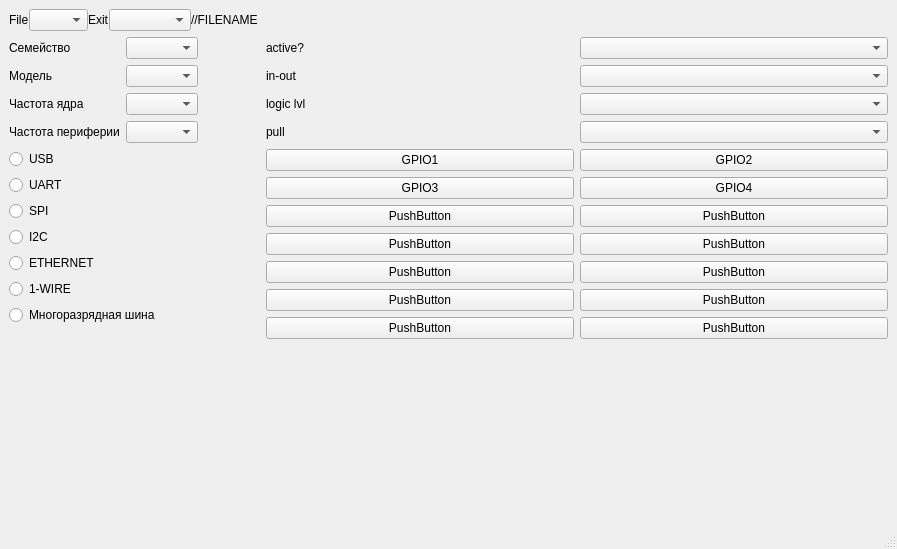
First picture: the form in mainwindow.ui, repository Bustconv/test_configurator, before the edit.
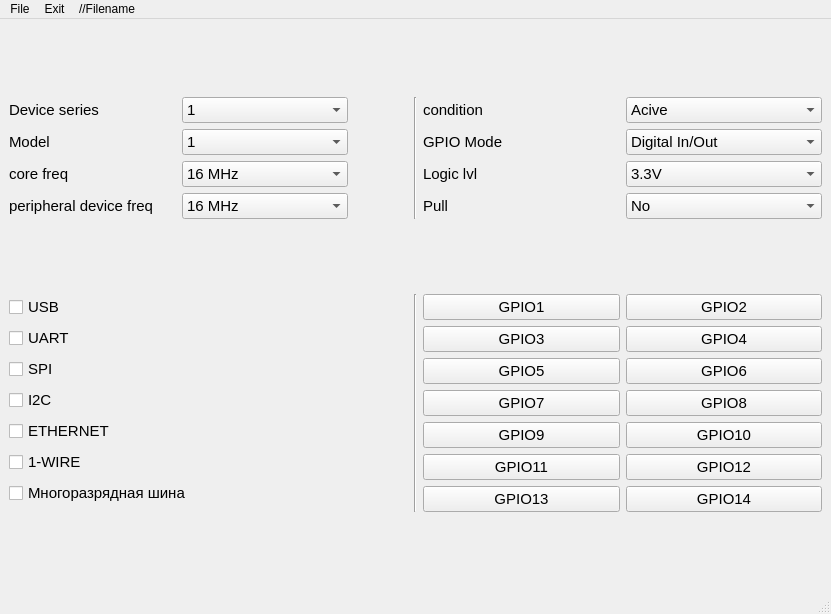
Second picture: the form after the edit.

Diff of the .ui file:
```diff
--- a/mainwindow.ui
+++ b/mainwindow.ui
@@ -6,8 +6,8 @@
    <rect>
     <x>0</x>
     <y>0</y>
-    <width>897</width>
-    <height>549</height>
+    <width>831</width>
+    <height>614</height>
    </rect>
   </property>
   <property name="windowTitle">
@@ -17,244 +17,91 @@
    <bool>false</bool>
   </property>
   <widget class="QWidget" name="centralwidget">
-   <layout class="QFormLayout" name="formLayout_2">
-    <item row="0" column="0" colspan="2">
-     <layout class="QHBoxLayout" name="horizontalLayout" stretch="0,0,0,0,0,0">
-      <property name="spacing">
-       <number>0</number>
-      </property>
-      <property name="sizeConstraint">
-       <enum>QLayout::SetFixedSize</enum>
-      </property>
-      <item>
-       <widget class="QLabel" name="label">
-        <property name="text">
-         <string>File</string>
-        </property>
-       </widget>
-      </item>
-      <item>
-       <widget class="QComboBox" name="comboBox_2">
-        <item>
-         <property name="text">
-          <string/>
-         </property>
-        </item>
-        <item>
-         <property name="text">
-          <string>Open</string>
-         </property>
-        </item>
-        <item>
-         <property name="text">
-          <string>Save</string>
-         </property>
-        </item>
-       </widget>
-      </item>
-      <item>
-       <widget class="QLabel" name="label_2">
-        <property name="text">
-         <string>Exit</string>
-        </property>
-       </widget>
-      </item>
-      <item>
-       <widget class="QComboBox" name="comboBox">
-        <property name="enabled">
-         <bool>true</bool>
-        </property>
-        <property name="minimumSize">
-         <size>
-          <width>82</width>
-          <height>0</height>
-         </size>
-        </property>
-        <property name="maximumSize">
-         <size>
-          <width>82</width>
-          <height>16777215</height>
-         </size>
-        </property>
-        <item>
-         <property name="text">
-          <string/>
-         </property>
-        </item>
-        <item>
-         <property name="text">
-          <string>Save and exit</string>
-         </property>
-        </item>
-        <item>
-         <property name="text">
-          <string>Exit</string>
-         </property>
-        </item>
-       </widget>
-      </item>
-      <item>
-       <widget class="QLabel" name="label_11">
-        <property name="text">
-         <string>//FILENAME</string>
-        </property>
-       </widget>
-      </item>
-      <item>
-       <spacer name="horizontalSpacer">
-        <property name="orientation">
-         <enum>Qt::Horizontal</enum>
-        </property>
-        <property name="sizeHint" stdset="0">
-         <size>
-          <width>40</width>
-          <height>20</height>
-         </size>
-        </property>
-       </spacer>
-      </item>
-     </layout>
-    </item>
+   <layout class="QGridLayout" name="gridLayout_4">
     <item row="1" column="0">
-     <layout class="QGridLayout" name="gridLayout">
-      <property name="rightMargin">
-       <number>60</number>
-      </property>
-      <item row="0" column="1">
-       <widget class="QComboBox" name="comboBox_3"/>
-      </item>
-      <item row="3" column="1">
-       <widget class="QComboBox" name="comboBox_6"/>
-      </item>
-      <item row="1" column="1">
-       <widget class="QComboBox" name="comboBox_4"/>
-      </item>
-      <item row="2" column="1">
-       <widget class="QComboBox" name="comboBox_5"/>
-      </item>
-      <item row="3" column="0">
-       <widget class="QLabel" name="label_3">
-        <property name="text">
-         <string>Частота периферии</string>
-        </property>
-       </widget>
-      </item>
-      <item row="2" column="0">
-       <widget class="QLabel" name="label_4">
-        <property name="text">
-         <string>Частота ядра</string>
-        </property>
-       </widget>
-      </item>
-      <item row="1" column="0">
-       <widget class="QLabel" name="label_5">
-        <property name="text">
-         <string>Модель</string>
-        </property>
-       </widget>
-      </item>
-      <item row="0" column="0">
-       <widget class="QLabel" name="label_6">
-        <property name="text">
-         <string>Семейство</string>
-        </property>
-       </widget>
-      </item>
-     </layout>
-    </item>
-    <item row="1" column="1">
-     <layout class="QGridLayout" name="gridLayout_2">
-      <item row="2" column="0">
-       <widget class="QLabel" name="label_9">
-        <property name="text">
-         <string>logic lvl</string>
-        </property>
-       </widget>
-      </item>
-      <item row="1" column="0">
-       <widget class="QLabel" name="label_8">
-        <property name="text">
-         <string>in-out</string>
-        </property>
-       </widget>
-      </item>
-      <item row="3" column="0">
-       <widget class="QLabel" name="label_10">
-        <property name="text">
-         <string>pull</string>
-        </property>
-       </widget>
-      </item>
-      <item row="0" column="0">
-       <widget class="QLabel" name="label_7">
-        <property name="text">
-         <string>active?</string>
-        </property>
-       </widget>
-      </item>
-      <item row="0" column="1">
-       <widget class="QComboBox" name="comboBox_7"/>
-      </item>
-      <item row="1" column="1">
-       <widget class="QComboBox" name="comboBox_8"/>
-      </item>
-      <item row="2" column="1">
-       <widget class="QComboBox" name="comboBox_9"/>
-      </item>
-      <item row="3" column="1">
-       <widget class="QComboBox" name="comboBox_10"/>
-      </item>
-     </layout>
-    </item>
-    <item row="2" column="0">
      <layout class="QVBoxLayout" name="verticalLayout_2" stretch="0,0,0,0,0,0,0">
       <property name="rightMargin">
        <number>100</number>
       </property>
       <item>
-       <widget class="QRadioButton" name="radioButton">
+       <widget class="QCheckBox" name="checkBox">
+        <property name="font">
+         <font>
+          <pointsize>11</pointsize>
+         </font>
+        </property>
         <property name="text">
          <string>USB</string>
         </property>
        </widget>
       </item>
       <item>
-       <widget class="QRadioButton" name="radioButton_2">
+       <widget class="QCheckBox" name="checkBox_2">
+        <property name="font">
+         <font>
+          <pointsize>11</pointsize>
+         </font>
+        </property>
         <property name="text">
          <string>UART</string>
         </property>
        </widget>
       </item>
       <item>
-       <widget class="QRadioButton" name="radioButton_3">
+       <widget class="QCheckBox" name="checkBox_3">
+        <property name="font">
+         <font>
+          <pointsize>11</pointsize>
+         </font>
+        </property>
         <property name="text">
          <string>SPI</string>
         </property>
        </widget>
       </item>
       <item>
-       <widget class="QRadioButton" name="radioButton_4">
+       <widget class="QCheckBox" name="checkBox_4">
+        <property name="font">
+         <font>
+          <pointsize>11</pointsize>
+         </font>
+        </property>
         <property name="text">
          <string>I2C</string>
         </property>
        </widget>
       </item>
       <item>
-       <widget class="QRadioButton" name="radioButton_5">
+       <widget class="QCheckBox" name="checkBox_5">
+        <property name="font">
+         <font>
+          <pointsize>11</pointsize>
+         </font>
+        </property>
         <property name="text">
          <string>ETHERNET</string>
         </property>
        </widget>
       </item>
       <item>
-       <widget class="QRadioButton" name="radioButton_6">
+       <widget class="QCheckBox" name="checkBox_6">
+        <property name="font">
+         <font>
+          <pointsize>11</pointsize>
+         </font>
+        </property>
         <property name="text">
          <string>1-WIRE</string>
         </property>
        </widget>
       </item>
       <item>
-       <widget class="QRadioButton" name="radioButton_7">
+       <widget class="QCheckBox" name="checkBox_7">
+        <property name="font">
+         <font>
+          <pointsize>11</pointsize>
+         </font>
+        </property>
         <property name="text">
          <string>Многоразрядная шина</string>
         </property>
@@ -262,24 +109,51 @@
       </item>
      </layout>
     </item>
-    <item row="2" column="1">
+    <item row="0" column="1">
+     <widget class="Line" name="line_2">
+      <property name="font">
+       <font>
+        <pointsize>11</pointsize>
+       </font>
+      </property>
+      <property name="orientation">
+       <enum>Qt::Vertical</enum>
+      </property>
+     </widget>
+    </item>
+    <item row="1" column="2">
      <layout class="QGridLayout" name="gridLayout_3">
       <item row="3" column="0">
        <widget class="QPushButton" name="pushButton_4">
+        <property name="font">
+         <font>
+          <pointsize>11</pointsize>
+         </font>
+        </property>
         <property name="text">
-         <string>PushButton</string>
+         <string>GPIO7</string>
         </property>
        </widget>
       </item>
       <item row="4" column="0">
        <widget class="QPushButton" name="pushButton_5">
+        <property name="font">
+         <font>
+          <pointsize>11</pointsize>
+         </font>
+        </property>
         <property name="text">
-         <string>PushButton</string>
+         <string>GPIO9</string>
         </property>
        </widget>
       </item>
       <item row="0" column="0">
        <widget class="QPushButton" name="pushButton">
+        <property name="font">
+         <font>
+          <pointsize>11</pointsize>
+         </font>
+        </property>
         <property name="text">
          <string>GPIO1</string>
         </property>
@@ -287,27 +161,47 @@
       </item>
       <item row="5" column="0">
        <widget class="QPushButton" name="pushButton_6">
+        <property name="font">
+         <font>
+          <pointsize>11</pointsize>
+         </font>
+        </property>
         <property name="text">
-         <string>PushButton</string>
+         <string>GPIO11</string>
         </property>
        </widget>
       </item>
       <item row="6" column="0">
        <widget class="QPushButton" name="pushButton_7">
+        <property name="font">
+         <font>
+          <pointsize>11</pointsize>
+         </font>
+        </property>
         <property name="text">
-         <string>PushButton</string>
+         <string>GPIO13</string>
         </property>
        </widget>
       </item>
       <item row="2" column="0">
        <widget class="QPushButton" name="pushButton_3">
+        <property name="font">
+         <font>
+          <pointsize>11</pointsize>
+         </font>
+        </property>
         <property name="text">
-         <string>PushButton</string>
+         <string>GPIO5</string>
         </property>
        </widget>
       </item>
       <item row="1" column="0">
        <widget class="QPushButton" name="pushButton_2">
+        <property name="font">
+         <font>
+          <pointsize>11</pointsize>
+         </font>
+        </property>
         <property name="text">
          <string>GPIO3</string>
         </property>
@@ -315,6 +209,11 @@
       </item>
       <item row="0" column="1">
        <widget class="QPushButton" name="pushButton_8">
+        <property name="font">
+         <font>
+          <pointsize>11</pointsize>
+         </font>
+        </property>
         <property name="text">
          <string>GPIO2</string>
         </property>
@@ -322,6 +221,11 @@
       </item>
       <item row="1" column="1">
        <widget class="QPushButton" name="pushButton_9">
+        <property name="font">
+         <font>
+          <pointsize>11</pointsize>
+         </font>
+        </property>
         <property name="text">
          <string>GPIO4</string>
         </property>
@@ -329,44 +233,398 @@
       </item>
       <item row="2" column="1">
        <widget class="QPushButton" name="pushButton_10">
+        <property name="font">
+         <font>
+          <pointsize>11</pointsize>
+         </font>
+        </property>
         <property name="text">
-         <string>PushButton</string>
+         <string>GPIO6</string>
         </property>
        </widget>
       </item>
       <item row="3" column="1">
        <widget class="QPushButton" name="pushButton_11">
+        <property name="font">
+         <font>
+          <pointsize>11</pointsize>
+         </font>
+        </property>
         <property name="text">
-         <string>PushButton</string>
+         <string>GPIO8</string>
         </property>
        </widget>
       </item>
       <item row="4" column="1">
        <widget class="QPushButton" name="pushButton_12">
+        <property name="font">
+         <font>
+          <pointsize>11</pointsize>
+         </font>
+        </property>
         <property name="text">
-         <string>PushButton</string>
+         <string>GPIO10</string>
         </property>
        </widget>
       </item>
       <item row="5" column="1">
        <widget class="QPushButton" name="pushButton_13">
+        <property name="font">
+         <font>
+          <pointsize>11</pointsize>
+         </font>
+        </property>
         <property name="text">
-         <string>PushButton</string>
+         <string>GPIO12</string>
         </property>
        </widget>
       </item>
       <item row="6" column="1">
        <widget class="QPushButton" name="pushButton_14">
+        <property name="font">
+         <font>
+          <pointsize>11</pointsize>
+         </font>
+        </property>
         <property name="text">
-         <string>PushButton</string>
+         <string>GPIO14</string>
         </property>
        </widget>
       </item>
      </layout>
     </item>
+    <item row="0" column="2">
+     <layout class="QGridLayout" name="gridLayout_2">
+      <item row="2" column="0">
+       <widget class="QLabel" name="label_9">
+        <property name="font">
+         <font>
+          <pointsize>11</pointsize>
+         </font>
+        </property>
+        <property name="text">
+         <string>Logic lvl</string>
+        </property>
+       </widget>
+      </item>
+      <item row="3" column="1">
+       <widget class="QComboBox" name="comboBox_10">
+        <property name="font">
+         <font>
+          <pointsize>11</pointsize>
+         </font>
+        </property>
+        <item>
+         <property name="text">
+          <string>No</string>
+         </property>
+        </item>
+        <item>
+         <property name="text">
+          <string>GND</string>
+         </property>
+        </item>
+        <item>
+         <property name="text">
+          <string>V+</string>
+         </property>
+        </item>
+       </widget>
+      </item>
+      <item row="1" column="0">
+       <widget class="QLabel" name="label_8">
+        <property name="font">
+         <font>
+          <pointsize>11</pointsize>
+         </font>
+        </property>
+        <property name="text">
+         <string>GPIO Mode</string>
+        </property>
+       </widget>
+      </item>
+      <item row="3" column="0">
+       <widget class="QLabel" name="label_10">
+        <property name="font">
+         <font>
+          <pointsize>11</pointsize>
+         </font>
+        </property>
+        <property name="text">
+         <string>Pull</string>
+        </property>
+       </widget>
+      </item>
+      <item row="0" column="1">
+       <widget class="QComboBox" name="comboBox_7">
+        <property name="font">
+         <font>
+          <pointsize>11</pointsize>
+         </font>
+        </property>
+        <item>
+         <property name="text">
+          <string>Acive</string>
+         </property>
+        </item>
+        <item>
+         <property name="text">
+          <string>Unactive</string>
+         </property>
+        </item>
+       </widget>
+      </item>
+      <item row="2" column="1">
+       <widget class="QComboBox" name="comboBox_9">
+        <property name="font">
+         <font>
+          <pointsize>11</pointsize>
+         </font>
+        </property>
+        <item>
+         <property name="text">
+          <string>3.3V</string>
+         </property>
+        </item>
+        <item>
+         <property name="text">
+          <string>5V</string>
+         </property>
+        </item>
+       </widget>
+      </item>
+      <item row="1" column="1">
+       <widget class="QComboBox" name="comboBox_8">
+        <property name="font">
+         <font>
+          <pointsize>11</pointsize>
+         </font>
+        </property>
+        <item>
+         <property name="text">
+          <string>Digital In/Out</string>
+         </property>
+        </item>
+        <item>
+         <property name="text">
+          <string>Analog In/Out</string>
+         </property>
+        </item>
+        <item>
+         <property name="text">
+          <string>PWM</string>
+         </property>
+        </item>
+       </widget>
+      </item>
+      <item row="0" column="0">
+       <widget class="QLabel" name="label_7">
+        <property name="font">
+         <font>
+          <pointsize>11</pointsize>
+         </font>
+        </property>
+        <property name="text">
+         <string>condition</string>
+        </property>
+       </widget>
+      </item>
+     </layout>
+    </item>
+    <item row="1" column="1">
+     <widget class="Line" name="line">
+      <property name="font">
+       <font>
+        <pointsize>11</pointsize>
+       </font>
+      </property>
+      <property name="orientation">
+       <enum>Qt::Vertical</enum>
+      </property>
+     </widget>
+    </item>
+    <item row="0" column="0">
+     <layout class="QGridLayout" name="gridLayout">
+      <property name="rightMargin">
+       <number>60</number>
+      </property>
+      <item row="0" column="1">
+       <widget class="QComboBox" name="comboBox_3">
+        <property name="font">
+         <font>
+          <pointsize>11</pointsize>
+         </font>
+        </property>
+        <item>
+         <property name="text">
+          <string>1</string>
+         </property>
+        </item>
+        <item>
+         <property name="text">
+          <string>2</string>
+         </property>
+        </item>
+        <item>
+         <property name="text">
+          <string>3</string>
+         </property>
+        </item>
+       </widget>
+      </item>
+      <item row="3" column="0">
+       <widget class="QLabel" name="label_3">
+        <property name="font">
+         <font>
+          <pointsize>11</pointsize>
+         </font>
+        </property>
+        <property name="text">
+         <string>peripheral device freq</string>
+        </property>
+       </widget>
+      </item>
+      <item row="0" column="0">
+       <widget class="QLabel" name="label_6">
+        <property name="font">
+         <font>
+          <pointsize>11</pointsize>
+         </font>
+        </property>
+        <property name="text">
+         <string>Device series</string>
+        </property>
+       </widget>
+      </item>
+      <item row="3" column="1">
+       <widget class="QComboBox" name="comboBox_6">
+        <property name="font">
+         <font>
+          <pointsize>11</pointsize>
+         </font>
+        </property>
+        <item>
+         <property name="text">
+          <string>16 MHz</string>
+         </property>
+        </item>
+        <item>
+         <property name="text">
+          <string>72 MHz</string>
+         </property>
+        </item>
+        <item>
+         <property name="text">
+          <string>160 MHz</string>
+         </property>
+        </item>
+       </widget>
+      </item>
+      <item row="1" column="1">
+       <widget class="QComboBox" name="comboBox_4">
+        <property name="font">
+         <font>
+          <pointsize>11</pointsize>
+         </font>
+        </property>
+        <item>
+         <property name="text">
+          <string>1</string>
+         </property>
+        </item>
+        <item>
+         <property name="text">
+          <string>2</string>
+         </property>
+        </item>
+        <item>
+         <property name="text">
+          <string>3</string>
+         </property>
+        </item>
+       </widget>
+      </item>
+      <item row="2" column="0">
+       <widget class="QLabel" name="label_4">
+        <property name="font">
+         <font>
+          <pointsize>11</pointsize>
+         </font>
+        </property>
+        <property name="text">
+         <string>core freq</string>
+        </property>
+       </widget>
+      </item>
+      <item row="1" column="0">
+       <widget class="QLabel" name="label_5">
+        <property name="font">
+         <font>
+          <pointsize>11</pointsize>
+         </font>
+        </property>
+        <property name="text">
+         <string>Model</string>
+        </property>
+       </widget>
+      </item>
+      <item row="2" column="1">
+       <widget class="QComboBox" name="comboBox_5">
+        <property name="font">
+         <font>
+          <pointsize>11</pointsize>
+         </font>
+        </property>
+        <item>
+         <property name="text">
+          <string>16 MHz</string>
+         </property>
+        </item>
+        <item>
+         <property name="text">
+          <string>72 MHz</string>
+         </property>
+        </item>
+        <item>
+         <property name="text">
+          <string>160 MHz</string>
+         </property>
+        </item>
+       </widget>
+      </item>
+     </layout>
+    </item>
    </layout>
   </widget>
   <widget class="QStatusBar" name="statusbar"/>
+  <widget class="QMenuBar" name="menuBar">
+   <property name="geometry">
+    <rect>
+     <x>0</x>
+     <y>0</y>
+     <width>831</width>
+     <height>25</height>
+    </rect>
+   </property>
+   <widget class="QMenu" name="menuFile">
+    <property name="title">
+     <string>File</string>
+    </property>
+   </widget>
+   <widget class="QMenu" name="menuExit">
+    <property name="title">
+     <string>Exit</string>
+    </property>
+   </widget>
+   <widget class="QMenu" name="menu_Filename">
+    <property name="title">
+     <string>//Filename</string>
+    </property>
+   </widget>
+   <addaction name="menuFile"/>
+   <addaction name="menuExit"/>
+   <addaction name="menu_Filename"/>
+  </widget>
  </widget>
  <resources/>
  <connections/>
```
